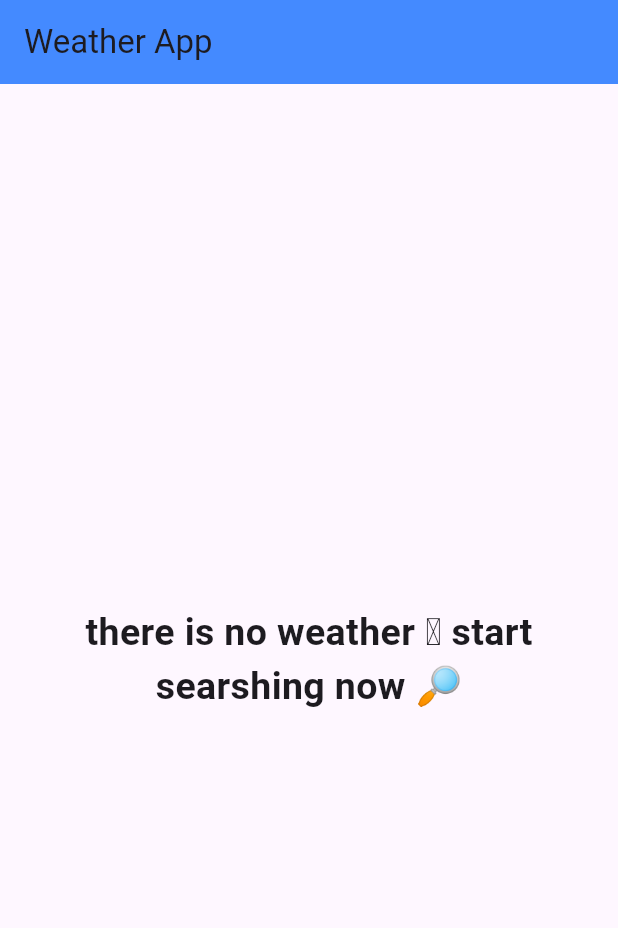
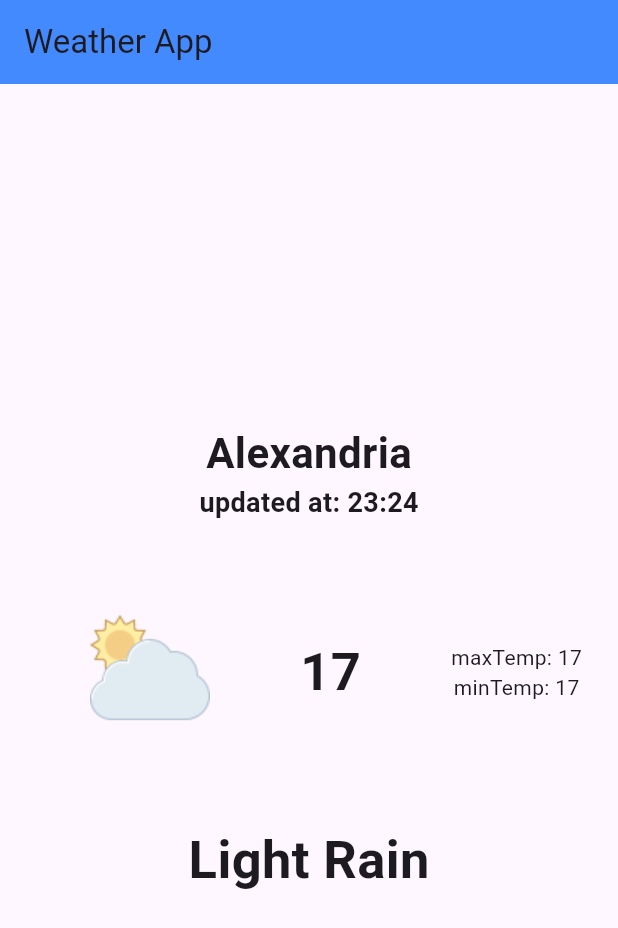
Before and after one commit to youssefemadeldn/weather_app, a Flutter app: the screen it shows after launch, on a phone screen of 412 x 824 dp. Shown: the top 928 px of the screen. Run offline on Flutter 3.47's test engine with Material 3 defaults, Android fonts, the phone set to English and light mode, and no system bars.

Commit message:
create WeatherInfoBody widget

```diff
--- a/lib/views/home_page.dart
+++ b/lib/views/home_page.dart
@@ -1,5 +1,5 @@
 import 'package:flutter/material.dart';
-import 'package:weather_app/widget/no_weather_body.dart';
+import 'package:weather_app/widget/weather_info_body.dart';
 
 class MyHomePage extends StatelessWidget {
   const MyHomePage({super.key});
@@ -11,7 +11,7 @@ class MyHomePage extends StatelessWidget {
         title: const Text('Weather App'),
         backgroundColor: Colors.blueAccent,
       ),
-      body: const NoWeatherBody(),
+      body: const WeatherInfoBody(),
     );
   }
 }
--- /dev/null
+++ b/lib/widget/weather_info_body.dart
@@ -0,0 +1,63 @@
+import 'package:flutter/material.dart';
+
+class WeatherInfoBody extends StatelessWidget {
+  const WeatherInfoBody({
+    super.key,
+  });
+
+  @override
+  Widget build(BuildContext context) {
+    return const Center(
+      child: Column(
+        mainAxisAlignment: MainAxisAlignment.center,
+        children: [
+          Text(
+            'Alexandria',
+            style: TextStyle(
+              fontSize: 28,
+              fontWeight: FontWeight.bold,
+            ),
+          ),
+          Text(
+            'updated at: 23:24',
+            style: TextStyle(
+              fontSize: 18,
+              fontWeight: FontWeight.bold,
+            ),
+          ),
+          SizedBox(
+            height: 60,
+          ),
+          Row(
+            children: [
+              SizedBox(width: 60),
+              Image(image: AssetImage('assets/images/cloudy.png')),
+              SizedBox(width: 60),
+              Text(
+                '17',
+                style: TextStyle(fontSize: 35, fontWeight: FontWeight.bold),
+              ),
+              SizedBox(width: 60),
+              Column(
+                children: [
+                  Text('maxTemp: 17'),
+                  Text('minTemp: 17'),
+                ],
+              ),
+            ],
+          ),
+          SizedBox(
+            height: 60,
+          ),
+          Text(
+            'Light Rain',
+            style: TextStyle(
+              fontSize: 35,
+              fontWeight: FontWeight.bold,
+            ),
+          ),
+        ],
+      ),
+    );
+  }
+}
```
